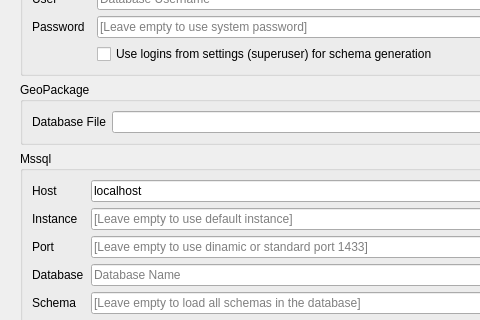
Above: QgisModelBaker/ui/import_data.ui from opengisch/QgisModelBaker before the change; both pictures show x 0 to 480 and y 377 to 697 of the 718 by 883 pixel window. Below: the same form after it.
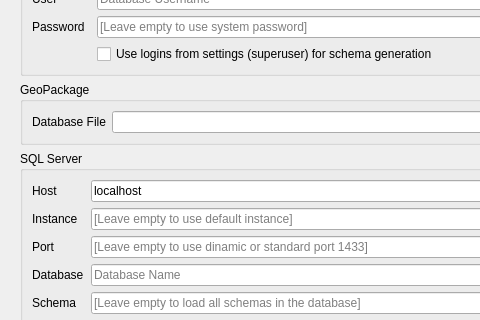
That is the form after the change. Custom widgets are drawn as their Qt base class.

Commit message: change labels 'mssql' to 'SQL Server'

Diff of the .ui file:
```diff
--- a/QgisModelBaker/ui/import_data.ui
+++ b/QgisModelBaker/ui/import_data.ui
@@ -310,7 +310,7 @@
        <item row="5" column="0">
         <widget class="QGroupBox" name="mssql_config">
          <property name="title">
-          <string>Mssql</string>
+          <string>SQL Server</string>
          </property>
          <layout class="QFormLayout" name="formLayout">
           <item row="2" column="0">
```
The commit also changes 5 other files.
